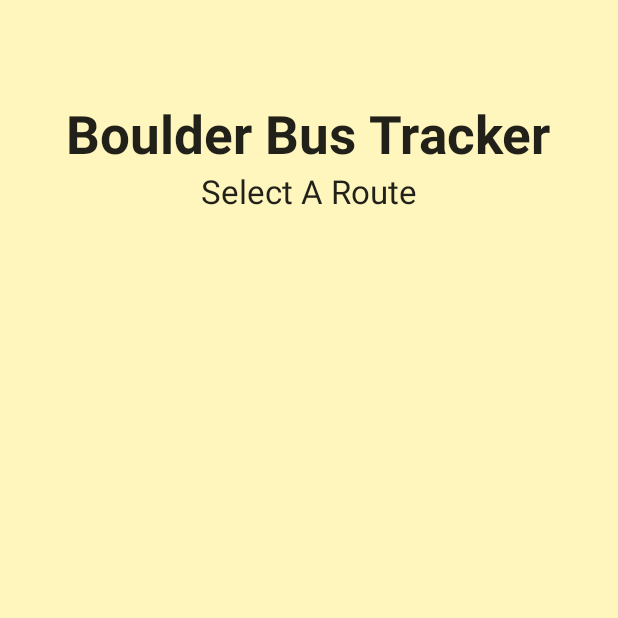
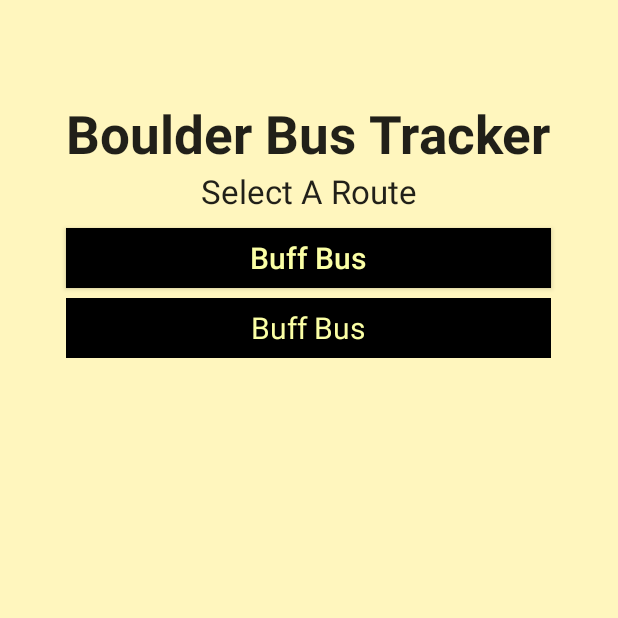
Before and after one commit to FalconerTC/BuffBusApp-android, an Android app: the MainActivity screen opened directly, with no data from a screen before it, on a phone screen of 412 x 824 dp, the top half of it. Run offline under Robolectric (Android 15) with nearby library versions, the phone set to English and light mode, and no system bars.

Commit message:
Add route button generation

```diff
--- a/BuffBus/app/src/main/java/app/buffbus/activity/MainActivity.java
+++ b/BuffBus/app/src/main/java/app/buffbus/activity/MainActivity.java
@@ -2,8 +2,12 @@ package app.buffbus.activity;
 
 import android.support.v7.app.ActionBarActivity;
 import android.os.Bundle;
+import android.view.ContextThemeWrapper;
 import android.view.Menu;
 import android.view.MenuItem;
+import android.view.ViewGroup;
+import android.widget.Button;
+import android.widget.RelativeLayout;
 
 import app.buffbus.R;
 
@@ -13,6 +17,29 @@ public class MainActivity extends ActionBarActivity {
     protected void onCreate(Bundle savedInstanceState) {
         super.onCreate(savedInstanceState);
         setContentView(R.layout.activity_main);
+
+        RelativeLayout layout = (RelativeLayout)findViewById(R.id.mainLayout);
+        //TODO button things
+        Button btn = createRouteButton(R.id.route_template, R.string.route_1, R.id.route_2);
+        layout.addView(btn);
+        setContentView(layout);
+    }
+
+    public Button createRouteButton(int parentElem, int text, int id) {
+        RelativeLayout.LayoutParams relativeParams = new RelativeLayout.LayoutParams(
+                ViewGroup.LayoutParams.WRAP_CONTENT, ViewGroup.LayoutParams.WRAP_CONTENT);
+        relativeParams.addRule(RelativeLayout.ALIGN_RIGHT, R.id.textView_Title);
+        relativeParams.addRule(RelativeLayout.ALIGN_LEFT, R.id.textView_Title);
+        relativeParams.addRule(RelativeLayout.BELOW, parentElem);
+        relativeParams.setMargins(0, 10, 0, 0);
+
+        Button btn = new Button(MainActivity.this, null, R.attr.RouteButtonStyle);
+
+        btn.setText(text);
+        btn.setId(id);
+        btn.setLayoutParams(relativeParams);
+
+        return btn;
     }
 
     @Override
--- a/BuffBus/app/src/main/res/layout/activity_main.xml
+++ b/BuffBus/app/src/main/res/layout/activity_main.xml
@@ -5,7 +5,8 @@
     android:paddingTop="@dimen/activity_vertical_margin"
     android:paddingBottom="@dimen/activity_vertical_margin"
     tools:context="app.buffbus.activity.MainActivity"
-    android:background="#fff6be">
+    android:background="#fff6be"
+    android:id="@+id/mainLayout">
 
     <TextView
         android:layout_width="wrap_content"
@@ -14,7 +15,7 @@
         android:text="@string/main_title"
         android:id="@+id/textView_Title"
         android:layout_marginTop="49dp"
-        android:textSize="35dp"
+        android:textSize="35sp"
         android:layout_alignParentTop="true"
         android:layout_centerHorizontal="true"
         android:textStyle="bold" />
@@ -25,8 +26,19 @@
         android:textAppearance="?android:attr/textAppearanceLarge"
         android:text="@string/main_subtitle"
         android:id="@+id/textView_Subtitle"
-        android:textSize="22dp"
+        android:textSize="22sp"
         android:layout_below="@+id/textView_Title"
         android:layout_centerHorizontal="true" />
 
+    <Button
+        style="@style/RouteButtonTheme"
+        android:text="@string/route_1"
+        android:layout_below="@+id/textView_Subtitle"
+        android:id="@+id/route_template"
+        android:layout_width="wrap_content"
+        android:layout_height="wrap_content"
+        android:layout_marginTop="10dp"
+        android:layout_alignRight="@id/textView_Title"
+        android:layout_alignLeft="@+id/textView_Title" />
+
 </RelativeLayout>
--- /dev/null
+++ b/BuffBus/app/src/main/res/values/id.xml
@@ -0,0 +1,8 @@
+<?xml version="1.0" encoding="utf-8"?>
+<resources>
+    <item name="route_template" type="id"/>
+    <item name="route_1" type="id"/>
+    <item name="route_2" type="id"/>
+    <item name="route_3" type="id"/>
+
+</resources>
--- a/BuffBus/app/src/main/res/values/strings.xml
+++ b/BuffBus/app/src/main/res/values/strings.xml
@@ -6,4 +6,7 @@
     <string name="main_activity">BuffBus</string>
     <string name="main_title">Boulder Bus Tracker</string>
     <string name="main_subtitle">Select A Route</string>
+
+    <string name="route_1">Buff Bus</string>
+    <string name="sample">sample</string>
 </resources>
--- a/BuffBus/app/src/main/res/values/styles.xml
+++ b/BuffBus/app/src/main/res/values/styles.xml
@@ -3,6 +3,17 @@
     <!-- Base application theme. -->
     <style name="AppTheme" parent="Theme.AppCompat.Light.NoActionBar">
         <!-- Customize your theme here. -->
+        <item name="RouteButtonStyle">@style/RouteButtonTheme</item>
     </style>
 
-</resources>
+    <style name="RouteButtonTheme">
+        <item name="android:id">@id/route_template</item>
+        <item name="android:background">@android:color/background_dark</item>
+        <item name="android:textColor">#fbffa5</item>
+        <item name="android:textSize">20sp</item>
+        <item name="android:textAllCaps">false</item>
+        <item name="android:gravity">center</item>
+        <item name="android:minHeight">40dp</item>
+     </style>
+
+    </resources>
```
Also changed, not shown: BuffBus/app/src/main/java/app/buffbus/main/BussSelector.java (deleted, +0 -7 lines), BuffBus/app/src/main/java/app/buffbus/main/MapController.java (added, +22 -0 lines), BuffBus/app/src/main/res/values/attr.xml (added, +8 -0 lines).
